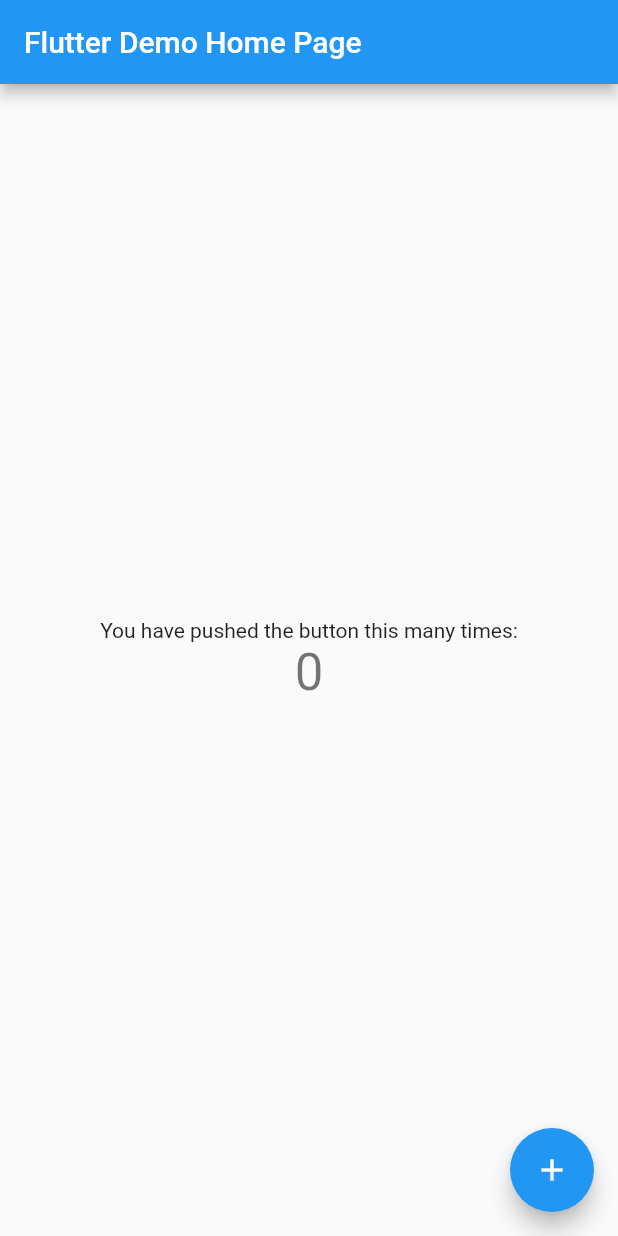
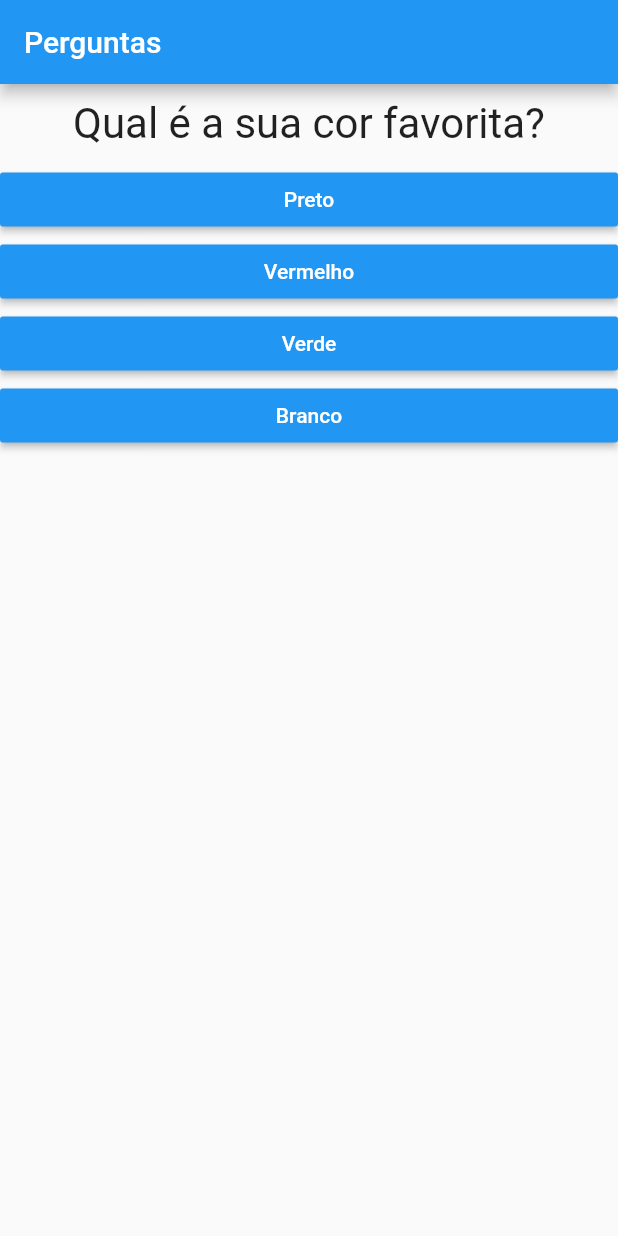
Before and after one commit to palexandremello/quizFlutter, a Flutter app: the screen it shows after launch, on a phone screen of 412 x 824 dp. Run offline on Flutter 3.47's test engine with Material 2 defaults, Android fonts, the phone set to English and light mode, and no system bars.

Commit message:
feat: app flutter

```diff
--- a/lib/main.dart
+++ b/lib/main.dart
@@ -1,113 +1,119 @@
 import 'package:flutter/material.dart';
+import './questionario.dart';
+import 'resultado.dart';
 
-void main() {
-  runApp(MyApp());
-}
+main() => runApp(new PerguntaApp());
 
-class MyApp extends StatelessWidget {
-  // This widget is the root of your application.
-  @override
-  Widget build(BuildContext context) {
-    return MaterialApp(
-      title: 'Flutter Demo',
-      theme: ThemeData(
-        // This is the theme of your application.
-        //
-        // Try running your application with "flutter run". You'll see the
-        // application has a blue toolbar. Then, without quitting the app, try
-        // changing the primarySwatch below to Colors.green and then invoke
-        // "hot reload" (press "r" in the console where you ran "flutter run",
-        // or simply save your changes to "hot reload" in a Flutter IDE).
-        // Notice that the counter didn't reset back to zero; the application
-        // is not restarted.
-        primarySwatch: Colors.blue,
-      ),
-      home: MyHomePage(title: 'Flutter Demo Home Page'),
-    );
+class _PerguntaAppState extends State<PerguntaApp> {
+  var _perguntaSelecionada = 0;
+  var _pontuacaoTotal = 0;
+  final _perguntas = const [
+    {
+      'texto': 'Qual é a sua cor favorita?',
+      'respostas': [
+        {
+          'texto': 'Preto',
+          'pontuacao': 10,
+        },
+        {
+          'texto': 'Vermelho',
+          'pontuacao': 10,
+        },
+        {
+          'texto': 'Verde',
+          'pontuacao': 10,
+        },
+        {
+          'texto': 'Branco',
+          'pontuacao': 10,
+        }
+      ],
+    },
+    {
+      'texto': 'Qual é o seu animal favorito?',
+      'respostas': [
+        {
+          'texto': 'Coelho',
+          'pontuacao': 10,
+        },
+        {
+          'pontuacao': 10,
+          'texto': 'Cobra',
+        },
+        {
+          'pontuacao': 10,
+          'texto': 'Elefante',
+        },
+        {
+          'pontuacao': 10,
+          'texto': 'Leão',
+        }
+      ],
+    },
+    {
+      'texto': 'Qual é o seu instrutor favorito?',
+      'respostas': [
+        {
+          'texto': 'Maria',
+          'pontuacao': 5,
+        },
+        {
+          'texto': 'João',
+          'pontuacao': 5,
+        },
+        {
+          'texto': 'Leo',
+          'pontuacao': 5,
+        },
+        {
+          'texto': 'Pedro',
+          'pontuacao': 2,
+        },
+      ],
+    }
+  ];
+
+  bool get temPerguntaSelecionada {
+    return _perguntaSelecionada < _perguntas.length;
   }
-}
 
-class MyHomePage extends StatefulWidget {
-  MyHomePage({Key key, this.title}) : super(key: key);
+  void _responder(int pontuacao) {
+    if (temPerguntaSelecionada) {
+      setState(() {
+        _perguntaSelecionada++;
+        _pontuacaoTotal += pontuacao;
+      });
+    }
+  }
 
-  // This widget is the home page of your application. It is stateful, meaning
-  // that it has a State object (defined below) that contains fields that affect
-  // how it looks.
-
-  // This class is the configuration for the state. It holds the values (in this
-  // case the title) provided by the parent (in this case the App widget) and
-  // used by the build method of the State. Fields in a Widget subclass are
-  // always marked "final".
-
-  final String title;
-
-  @override
-  _MyHomePageState createState() => _MyHomePageState();
-}
-
-class _MyHomePageState extends State<MyHomePage> {
-  int _counter = 0;
-
-  void _incrementCounter() {
+  void _reiniciarQuestionario() {
     setState(() {
-      // This call to setState tells the Flutter framework that something has
-      // changed in this State, which causes it to rerun the build method below
-      // so that the display can reflect the updated values. If we changed
-      // _counter without calling setState(), then the build method would not be
-      // called again, and so nothing would appear to happen.
-      _counter++;
+      _perguntaSelecionada = 0;
+      _pontuacaoTotal = 0;
     });
   }
 
   @override
   Widget build(BuildContext context) {
-    // This method is rerun every time setState is called, for instance as done
-    // by the _incrementCounter method above.
-    //
-    // The Flutter framework has been optimized to make rerunning build methods
-    // fast, so that you can just rebuild anything that needs updating rather
-    // than having to individually change instances of widgets.
-    return Scaffold(
-      appBar: AppBar(
-        // Here we take the value from the MyHomePage object that was created by
-        // the App.build method, and use it to set our appbar title.
-        title: Text(widget.title),
+    return MaterialApp(
+      home: Scaffold(
+        appBar: AppBar(
+          title: Text('Perguntas'),
+        ),
+        body: temPerguntaSelecionada
+            ? Questionario(
+                perguntas: _perguntas,
+                perguntaSelecionada: _perguntaSelecionada,
+                responder: _responder,
+              )
+            : Resultado(_pontuacaoTotal, _reiniciarQuestionario),
       ),
-      body: Center(
-        // Center is a layout widget. It takes a single child and positions it
-        // in the middle of the parent.
-        child: Column(
-          // Column is also a layout widget. It takes a list of children and
-          // arranges them vertically. By default, it sizes itself to fit its
-          // children horizontally, and tries to be as tall as its parent.
-          //
-          // Invoke "debug painting" (press "p" in the console, choose the
-          // "Toggle Debug Paint" action from the Flutter Inspector in Android
-          // Studio, or the "Toggle Debug Paint" command in Visual Studio Code)
-          // to see the wireframe for each widget.
-          //
-          // Column has various properties to control how it sizes itself and
-          // how it positions its children. Here we use mainAxisAlignment to
-          // center the children vertically; the main axis here is the vertical
-          // axis because Columns are vertical (the cross axis would be
-          // horizontal).
-          mainAxisAlignment: MainAxisAlignment.center,
-          children: <Widget>[
-            Text(
-              'You have pushed the button this many times:',
-            ),
-            Text(
-              '$_counter',
-              style: Theme.of(context).textTheme.headline4,
-            ),
-          ],
-        ),
-      ),
-      floatingActionButton: FloatingActionButton(
-        onPressed: _incrementCounter,
-        tooltip: 'Increment',
-        child: Icon(Icons.add),
-      ), // This trailing comma makes auto-formatting nicer for build methods.
     );
   }
 }
+
+class PerguntaApp extends StatefulWidget {
+  _PerguntaAppState createState() {
+    return _PerguntaAppState();
+  }
+}
--- /dev/null
+++ b/lib/questao.dart
@@ -0,0 +1,20 @@
+import 'package:flutter/material.dart';
+
+class Questao extends StatelessWidget {
+  final String texto;
+
+  Questao(this.texto);
+
+  @override
+  Widget build(BuildContext context) {
+    return Container(
+      width: double.infinity,
+      margin: EdgeInsets.all(10),
+      child: Text(
+        texto,
+        style: TextStyle(fontSize: 28),
+        textAlign: TextAlign.center,
+      ),
+    );
+  }
+}
--- /dev/null
+++ b/lib/questionario.dart
@@ -0,0 +1,42 @@
+import 'package:flutter/material.dart';
+import './questao.dart';
+import './resposta.dart';
+
+class Questionario extends StatelessWidget {
+  final List<Map<String, Object>> perguntas;
+  final int perguntaSelecionada;
+  final void Function(int) responder;
+
+  Questionario({
+    @required this.perguntas,
+    @required this.perguntaSelecionada,
+    @required this.responder,
+  });
+
+  bool get temPerguntaSelecionada {
+    return perguntaSelecionada < perguntas.length;
+  }
+
+  @override
+  Widget build(BuildContext context) {
+    List<Map<String, Object>> respostas = temPerguntaSelecionada
+        ? perguntas[perguntaSelecionada]['respostas']
+        : null;
+
+    return Column(
+      children: <Widget>[
+        Questao(perguntas[perguntaSelecionada]['texto']),
+        ...respostas
+            .map(
+              (resp) => Resposta(
+                resp['texto'].toString(),
+                () => responder(
+                  int.parse(resp['pontuacao'].toString()),
+                ),
+              ),
+            )
+            .toList(),
+      ],
+    );
+  }
+}
--- /dev/null
+++ b/lib/resposta.dart
@@ -0,0 +1,21 @@
+import 'package:flutter/material.dart';
+
+class Resposta extends StatelessWidget {
+  final String texto;
+  final void Function() quandoSelecionado;
+
+  Resposta(this.texto, this.quandoSelecionado);
+
+  @override
+  Widget build(BuildContext context) {
+    return Container(
+      width: double.infinity,
+      child: RaisedButton(
+        textColor: Colors.white,
+        color: Colors.blue,
+        child: Text(texto),
+        onPressed: quandoSelecionado,
+      ),
+    );
+  }
+}
--- /dev/null
+++ b/lib/resultado.dart
@@ -0,0 +1,40 @@
+import 'package:flutter/material.dart';
+
+class Resultado extends StatelessWidget {
+  final int pontuacao;
+
+  final void Function() quandoReiniciarQuestionario;
+
+  Resultado(this.pontuacao, this.quandoReiniciarQuestionario);
+
+  String get fraseResultado {
+    if (pontuacao < 8) {
+      return 'Parabens!';
+    } else if (pontuacao < 12) {
+      return 'Voce é bom';
+    } else if (pontuacao < 16) {
+      return 'Impressionante';
+    } else {
+      return 'Nível jedi!';
+    }
+  }
+
+  @override
+  Widget build(BuildContext context) {
+    return Column(
+      mainAxisAlignment: MainAxisAlignment.center,
+      children: [
+        Center(
+          child: Text(
+            'Parabéns!',
+            style: TextStyle(fontSize: 38),
+          ),
+        ),
+        TextButton(
+          child: Text('Reiniciar?'),
+          onPressed: quandoReiniciarQuestionario,
+        )
+      ],
+    );
+  }
+}
```
